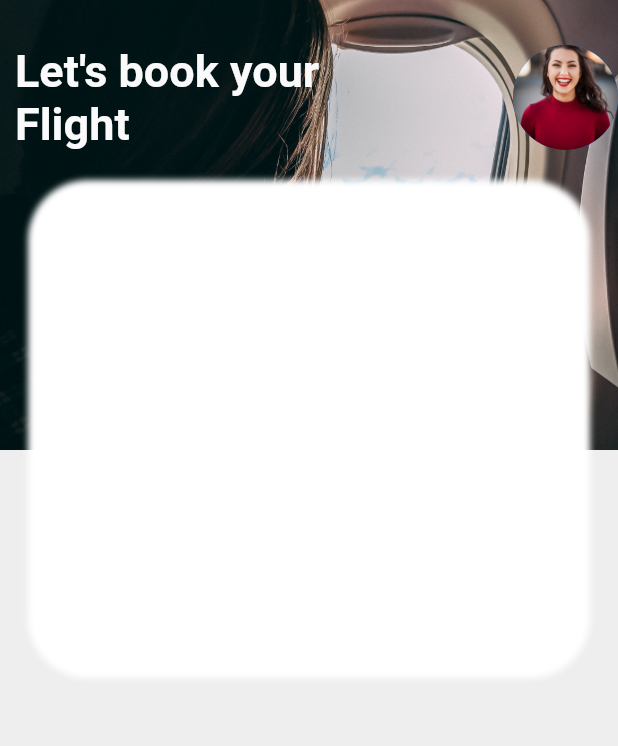
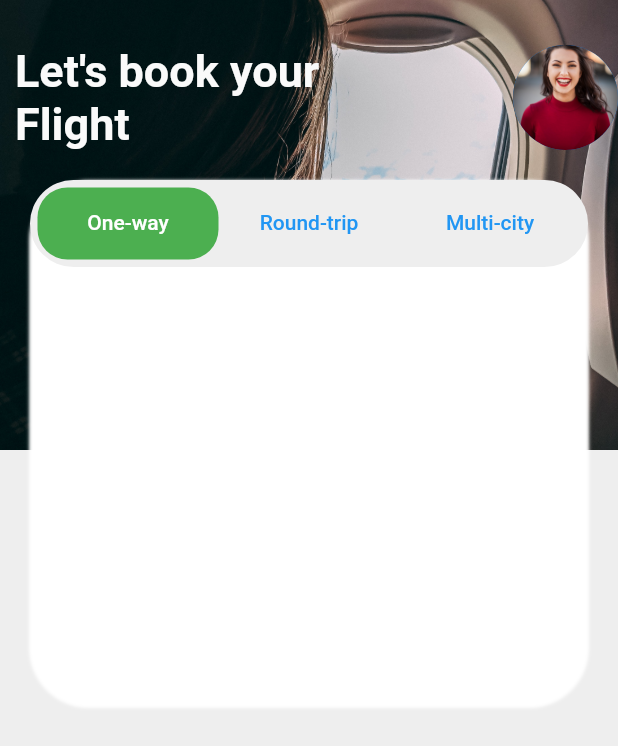
Before and after one commit to balakrishdq/travel_app, a Flutter app: the screen it shows after launch, on a phone screen of 412 x 824 dp. Shown: the top 746 px of the screen. Run offline on Flutter 3.47's test engine with Material 2 defaults, Android fonts, the phone set to English and light mode, and no system bars; our stand-ins replace gap.

Commit message:
till the second page tabbar

```diff
--- a/lib/screens/booking_screen.dart
+++ b/lib/screens/booking_screen.dart
@@ -10,6 +10,7 @@ class BookingScreen extends StatefulWidget {
 }
 
 class _BookingScreenState extends State<BookingScreen> {
+  TabController? _tabController;
   @override
   Widget build(BuildContext context) {
     return Scaffold(
@@ -29,22 +30,55 @@ class _BookingScreenState extends State<BookingScreen> {
             child: TitleAndProfile(headline: "Let's book your\nFlight"),
           ),
           Padding(
-            padding: const EdgeInsets.symmetric(vertical: 120, horizontal: 20),
+              padding:
+                  const EdgeInsets.symmetric(vertical: 120, horizontal: 20),
               child: Container(
-              height: 330,
+                height: 350,
                 width: double.infinity,
                 decoration: BoxDecoration(
                   borderRadius: BorderRadius.circular(40),
                   boxShadow: [
                     BoxShadow(
-                      blurRadius: 3,
-                      spreadRadius: 1,
+                        blurRadius: 1,
+                        spreadRadius: 0.5,
                         color: Colors.white,
                         offset: Offset(0, 1))
                   ],
                 ),
+                child: Column(
+                  children: [
+                    Container(
+                      padding: EdgeInsets.symmetric(vertical: 5, horizontal: 5),
+                      decoration: BoxDecoration(
+                        color: Colors.grey.shade200,
+                        borderRadius: BorderRadius.circular(30),
                       ),
-          )
+                      child: DefaultTabController(
+                        length: 3,
+                        child: TabBar(
+                          unselectedLabelColor: Colors.blue,
+                          indicator: BoxDecoration(
+                            color: Colors.green,
+                            borderRadius: BorderRadius.circular(20),
+                          ),
+                          tabs: [
+                            Tab(
+                              text: 'One-way',
+                            ),
+                            Tab(
+                              text: 'Round-trip',
+                            ),
+                            Tab(
+                              text: 'Multi-city',
+                            ),
+                          ],
+                          controller: _tabController,
+                        ),
+                      ),
+                    ),
+                  ],
+                ),
+              )),
         ],
       ),
     );
```
Lines whose indentation alone changed are shown as unchanged.
